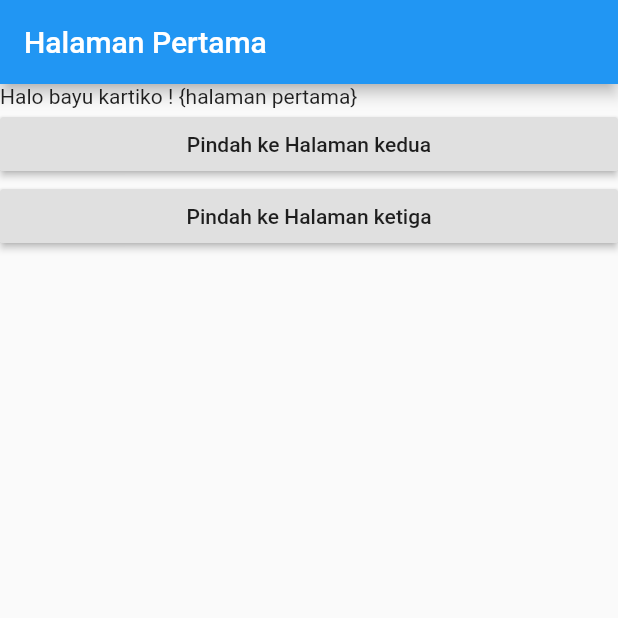
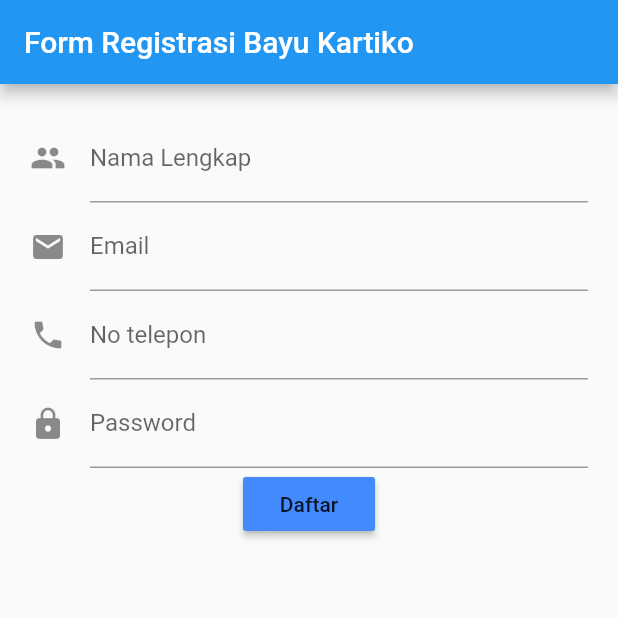
Before and after one commit to bayukartiko/belajar-flutter-pertama, a Flutter app: the screen it shows after launch, on a phone screen of 412 x 824 dp, the top half of it. Run offline on Flutter 3.47's test engine with Material 2 defaults, Android fonts, the phone set to English and light mode, and no system bars.

Commit message:
31 oct 2020 belajar flutter membuat form register

```diff
--- a/lib/main.dart
+++ b/lib/main.dart
@@ -1,6 +1,14 @@
 // import 'dart:js';
 
 import 'package:flutter/material.dart';
+import 'src/app.dart';
+
+// tugas form register 24 oct 2020
+void main() {
+  runApp(App());
+}
+
+
 
 // void main() {
 //   runApp(MyApp());
@@ -117,113 +125,3 @@ import 'package:flutter/material.dart';
 //     );
 //   }
 // }
-
-// tugas routing pindah halaman 24 oct 2020
-void main() {
-  runApp(MaterialApp(
-    debugShowCheckedModeBanner: false,
-    title: 'Routing navigasi',
-    initialRoute: '/',
-    routes: {
-      '/': (context) => HalamanPertama(),
-      HalamanKedua.routeName: (context) => HalamanKedua(),
-      HalamanKetiga.routeName: (context) => HalamanKetiga(),
-    },
-  ));
-}
-
-class HalamanPertama extends StatelessWidget {
-  @override
-  Widget build(BuildContext context) {
-    return Scaffold(
-      appBar: AppBar(
-        title: Text('Halaman Pertama'),
-      ),
-      body: Center(
-        child: ListView(
-          children: <Widget>[
-            Text(
-              'Halo bayu kartiko ! {halaman pertama}',
-            ),
-            RaisedButton(
-              child: Text('Pindah ke Halaman kedua'),
-              onPressed: () {
-                Navigator.pushNamed(context, HalamanKedua.routeName);
-              },
-            ),
-            RaisedButton(
-              child: Text('Pindah ke Halaman ketiga'),
-              onPressed: () {
-                Navigator.pushNamed(context, HalamanKetiga.routeName);
-              },
-            ),
-          ],
-        ),
-      ),
-    );
-  }
-}
-
-class HalamanKedua extends StatelessWidget {
-  static const String routeName = "/halamanKedua";
-  @override
-  Widget build(BuildContext context) {
-    return Scaffold(
-        appBar: AppBar(
-          title: Text('Halaman Kedua'),
-        ),
-        body: Center(
-          child: ListView(
-            children: <Widget>[
-              Text(
-                'Halo bayu kartiko {halaman kedua}!',
-              ),
-              RaisedButton(
-                child: Text('Kembali'),
-                onPressed: () {
-                  Navigator.pop(context);
-                },
-              ),
-              RaisedButton(
-                child: Text('Pindah ke Halaman ketiga'),
-                onPressed: () {
-                  Navigator.pushNamed(context, HalamanKetiga.routeName);
-                },
-              ),
-            ],
-          ),
-        ));
-  }
-}
-
-class HalamanKetiga extends StatelessWidget {
-  static const String routeName = "/halamanKetiga";
-  @override
-  Widget build(BuildContext context) {
-    return Scaffold(
-        appBar: AppBar(
-          title: Text('Halaman Ketiga'),
-        ),
-        body: Center(
-          child: ListView(
-            children: <Widget>[
-              Text(
-                'Halo bayu kartiko {halaman ketiga}!',
-              ),
-              RaisedButton(
-                child: Text('Kembali'),
-                onPressed: () {
-                  Navigator.pop(context);
-                },
-              ),
-              RaisedButton(
-                child: Text('Pindah ke Halaman kedua'),
-                onPressed: () {
-                  Navigator.pushNamed(context, HalamanKedua.routeName);
-                },
-              ),
-            ],
-          ),
-        ));
-  }
-}
--- /dev/null
+++ b/lib/src/app.dart
@@ -0,0 +1,16 @@
+import 'package:flutter/material.dart';
+import 'screens/register.dart';
+
+class App extends StatelessWidget {
+  Widget build(context) {
+    return MaterialApp(
+      title: 'Registrasi Bayu',
+      home: Scaffold(
+        appBar: AppBar(
+          title: Text('Form Registrasi Bayu Kartiko'),
+        ),
+        body: RegisterScreen(),
+      ),
+    );
+  }
+}
--- /dev/null
+++ b/lib/src/mixins/validation.dart
@@ -0,0 +1,33 @@
+class validation {
+  String validateName(String value) {
+    if (value.isEmpty) {
+      return 'Nama lengkap harus diisi !';
+    }
+    return null;
+  }
+
+  String validateEmail(String value) {
+    if (value.isEmpty) {
+      return 'Email harus diisi !';
+    }
+    if (!value.contains('@')) {
+      return 'Email tidak valid !';
+    }
+    return null;
+  }
+
+  String validateNotlp(String value) {
+    if (value.isEmpty) {
+      return 'Nomor telepon harus diisi !';
+    }
+    return null;
+  }
+
+  String validatePassword(String value) {
+    if (value.length < 4) {
+      return 'Password minimal 4 karakter !';
+    }
+    return null;
+  }
+
+}
--- /dev/null
+++ b/lib/src/screens/register.dart
@@ -0,0 +1,116 @@
+import 'package:flutter/material.dart';
+import '../mixins/validation.dart';
+
+class RegisterScreen extends StatefulWidget {
+  createState() {
+    return RegisterScreenState();
+  }
+}
+
+class RegisterScreenState extends State<RegisterScreen> with validation { // nama class di file validation.dart
+  final formKey = GlobalKey<FormState>(); // global key untuk validasi
+
+  // variabel untuk value masing-masing inputan
+  String name = '';
+  String email = '';
+  String notlp = '';
+  String password = '';
+
+  Widget build(context) {
+    return Container(
+      margin: EdgeInsets.all(20.0),
+      child: Form(
+        key: formKey, // global key yang diatas tadi
+        child: Column(
+          children: [ // untuk objek input dari widget
+            nameField(),
+            emailField(),
+            notlpField(),
+            passwordField(),
+            registerButton(),
+          ],
+        ),
+      ),
+    );
+  }
+
+  Widget nameField() {
+    return TextFormField(
+      decoration: InputDecoration(
+        labelText: 'Nama Lengkap',
+        hintText: 'Masukan nama lengkap anda',
+        icon: Icon(Icons.people),
+      ),
+      validator: validateName, // nama fungsi pada file validation.dart
+      onSaved: (String value) { // jika lolos validasi
+        name = value; // variabel yang kosong diatas aka diisi oleh value yang diinputkan
+      },
+    );
+  }
+
+  Widget emailField() {
+    return TextFormField(
+      keyboardType: TextInputType.emailAddress,
+      decoration: InputDecoration(
+        labelText: 'Email',
+        hintText: 'email@example.com',
+        icon: Icon(Icons.email),
+      ),
+      validator: validateEmail,
+      onSaved: (String value) {
+        email = value;
+      },
+    );
+  }
+
+  Widget notlpField() {
+    return TextFormField(
+      keyboardType: TextInputType.phone,
+      decoration: InputDecoration(
+        labelText: 'No telepon',
+        hintText: 'Masukkan nomor telepon anda',
+        icon: Icon(Icons.phone),
+      ),
+      validator: validateNotlp,
+      onSaved: (String value) {
+        notlp = value;
+      },
+    );
+  }
+  Widget passwordField() {
+    return TextFormField(
+      obscureText: true,
+      decoration: InputDecoration(
+        labelText: 'Password',
+        hintText: 'Enter Password',
+        icon: Icon(Icons.lock),
+      ),
+      validator: validatePassword,
+      onSaved: (String value) {
+        password = value;
+      },
+    );
+  }
+
+  Widget registerButton() {
+    return RaisedButton(
+      color: Colors.blueAccent,
+      onPressed: () {
+
+        // formKey ADALAH GLOBAL KEY, KEMUDIAN DIIKUTI DENGAN currentState
+        // LALU METHOD validate(), NILAINYA ADALAH FALSE / TRUE
+
+        if (formKey.currentState.validate()) { // jika benar
+          formKey.currentState.save(); // fungsi save dijalankan
+
+          // print ke console
+          print('Nama Lengkap: $name');
+          print('Email: $email');
+          print('Nomor telepon: $notlp');
+          print('Password: $password');
+        }
+      },
+      child: Text('Daftar'),
+    );
+  }
+}
```
